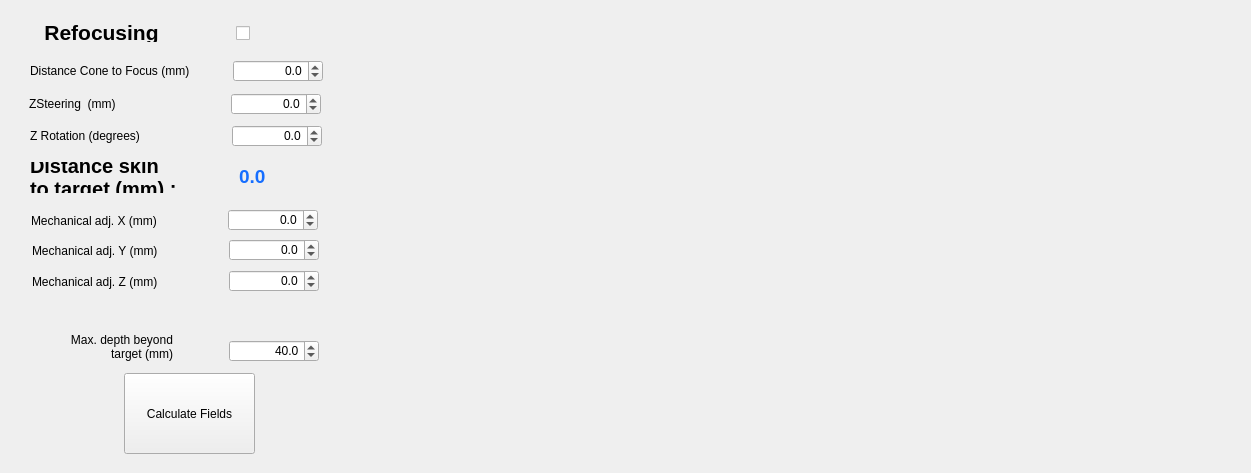
Above: BabelBrain/Babel_H317/form.ui from ProteusMRIgHIFU/BabelBrain before the change. Below: the same form after it.
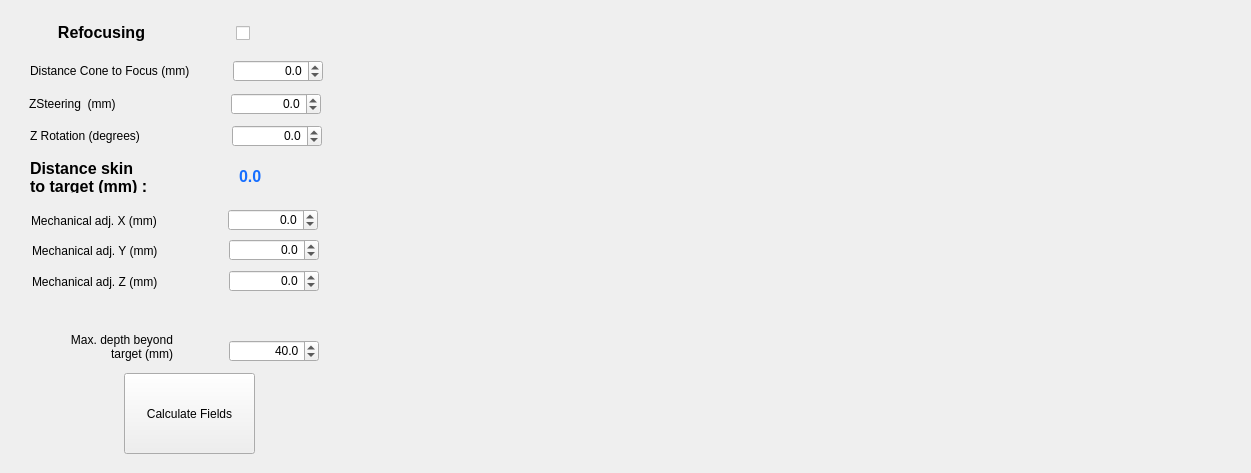
That is the form after the change.

```diff
--- a/BabelBrain/Babel_H317/form.ui
+++ b/BabelBrain/Babel_H317/form.ui
@@ -81,7 +81,7 @@
    </property>
    <property name="font">
     <font>
-     <pointsize>14</pointsize>
+     <pointsize>12</pointsize>
      <bold>true</bold>
     </font>
    </property>
@@ -103,7 +103,7 @@
    </property>
    <property name="font">
     <font>
-     <pointsize>15</pointsize>
+     <pointsize>12</pointsize>
      <bold>true</bold>
     </font>
    </property>
@@ -286,7 +286,7 @@
    </property>
    <property name="font">
     <font>
-     <pointsize>16</pointsize>
+     <pointsize>12</pointsize>
      <bold>true</bold>
     </font>
    </property>
```
